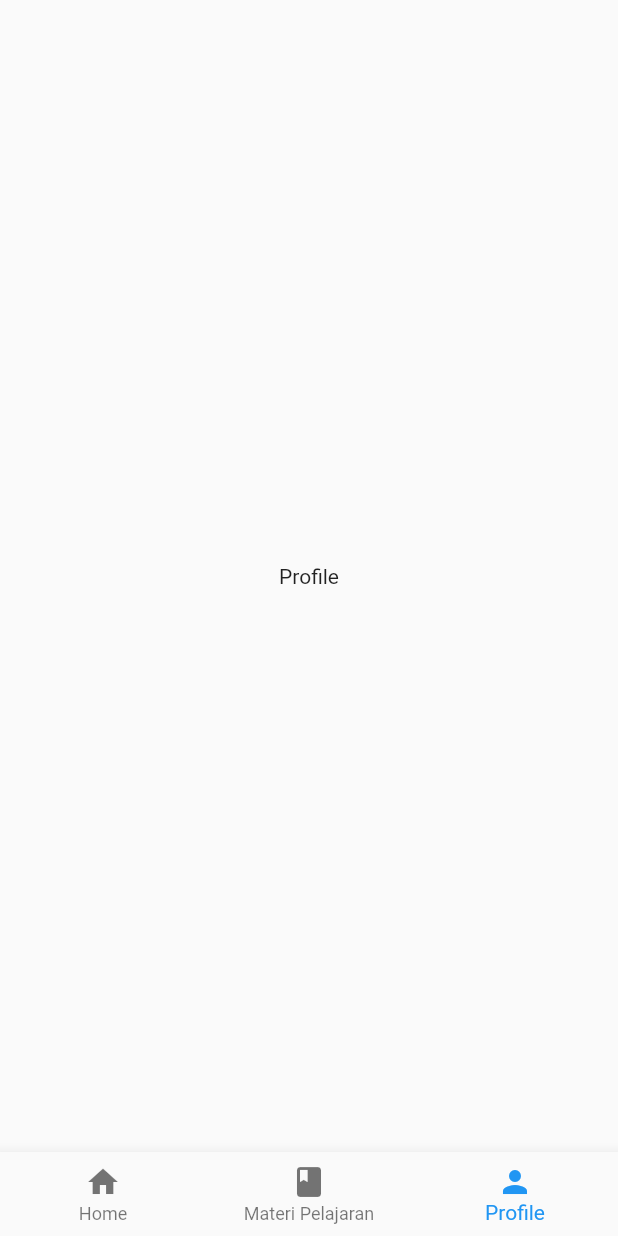
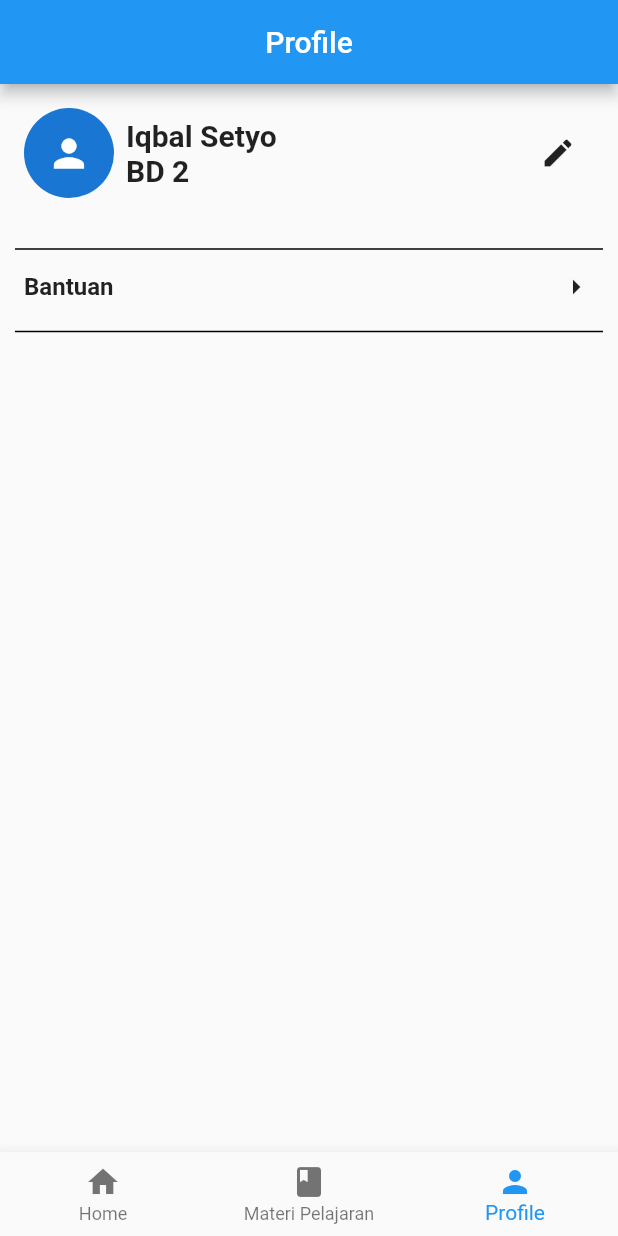
Before and after one commit to IrvanWijayaSardam/PencatatanTugas, a Flutter app: the Home screen opened directly, item 3 of the bottom bar chosen, on a phone screen of 412 x 824 dp. Run offline on Flutter 3.47's test engine with Material 2 defaults, Android fonts, the phone set to English and light mode, and no system bars.

Commit message:
add bantuan

```diff
--- a/lib/main.dart
+++ b/lib/main.dart
@@ -1,6 +1,5 @@
 import 'package:flutter/material.dart';
-
-import 'screen/home.dart';
+import 'package:pencacatantugas/screen/login.dart';
 
 void main() {
   runApp(MainApp());
@@ -12,7 +11,7 @@ class MainApp extends StatelessWidget {
   @override
   Widget build(BuildContext context) {
     return MaterialApp(
-      home: Home(),
+      home: LoginScreen(),
     );
   }
 }
--- a/lib/screen/home.dart
+++ b/lib/screen/home.dart
@@ -1,6 +1,7 @@
 import 'package:flutter/material.dart';
 import 'package:pencacatantugas/models/materipelajaran.dart';
 import 'package:pencacatantugas/screen/matapelajaran.dart';
+import 'package:pencacatantugas/screen/profile.dart';
 import '../models/tugas.dart';
 import './tugasharian.dart';
 
@@ -31,7 +32,7 @@ class _HomeState extends State<Home> {
     tabs = [
       TugasHarian(listTugas: _listTugas.toList()),
       CatatanMateri(listPelajaran: _listMataPelajaran.toList()),
-      Center(child: Text('Profile')),
+      ProfileScreen()
     ];
 
     super.initState();
--- /dev/null
+++ b/lib/screen/profile.dart
@@ -0,0 +1,149 @@
+import 'package:flutter/material.dart';
+
+class ProfileScreen extends StatefulWidget {
+  const ProfileScreen({Key? key}) : super(key: key);
+
+  @override
+  _ProfileScreenState createState() => _ProfileScreenState();
+}
+
+class _ProfileScreenState extends State<ProfileScreen> {
+  void _showHelpBottomSheet() {
+    showModalBottomSheet(
+      context: context,
+      builder: (BuildContext context) {
+        return Container(
+          padding: EdgeInsets.all(16),
+          child: Column(
+            crossAxisAlignment: CrossAxisAlignment.start,
+            mainAxisSize: MainAxisSize.min,
+            children: [
+              Text(
+                "1. App ini digunakan untuk mencatat tugas dan catatan harian",
+                style: TextStyle(fontSize: 16),
+              ),
+              SizedBox(height: 8),
+              Text(
+                "2. Pada fitur Tugas Harian, anda dapat menambahkan tugas, mengedit, menghapus, dan menandai tugas",
+                style: TextStyle(fontSize: 16),
+              ),
+              SizedBox(height: 8),
+              Text(
+                "3. Pada fitur Mata Pelajaran, anda dapat mencatat materi pelajaran yang ada",
+                style: TextStyle(fontSize: 16),
+              ),
+            ],
+          ),
+        );
+      },
+    );
+  }
+
+  @override
+  Widget build(BuildContext context) {
+    return Scaffold(
+      appBar: AppBar(
+        title: Text('Profile'),
+        centerTitle: true,
+      ),
+      body: Column(
+        crossAxisAlignment: CrossAxisAlignment.start,
+        children: [
+          SizedBox(height: 16),
+          Padding(
+            padding: const EdgeInsets.symmetric(horizontal: 16),
+            child: Row(
+              children: [
+                Expanded(
+                  child: Column(
+                    crossAxisAlignment: CrossAxisAlignment.start,
+                    children: [
+                      Row(
+                        children: [
+                          CircleAvatar(
+                            radius: 30,
+                            child: Icon(Icons.person, size: 30),
+                          ),
+                          SizedBox(width: 8),
+                          Column(
+                            crossAxisAlignment: CrossAxisAlignment.start,
+                            children: [
+                              Text(
+                                'Iqbal Setyo',
+                                style: TextStyle(
+                                  fontSize: 20,
+                                  fontWeight: FontWeight.bold,
+                                ),
+                                textAlign: TextAlign.left,
+                              ),
+                              Text(
+                                'BD 2',
+                                style: TextStyle(
+                                  fontSize: 20,
+                                  fontWeight: FontWeight.bold,
+                                ),
+                                textAlign: TextAlign.left,
+                              ),
+                            ],
+                          ),
+                        ],
+                      ),
+                    ],
+                  ),
+                ),
+                IconButton(
+                  onPressed: () {
+                    // Handle edit button click
+                  },
+                  icon: Icon(Icons.edit),
+                ),
+              ],
+            ),
+          ),
+          SizedBox(height: 16),
+          GestureDetector(
+            onTap: () {
+              _showHelpBottomSheet();
+            },
+            child: Column(
+              children: [
+                Padding(
+                  padding:
+                      const EdgeInsets.only(left: 10.0, right: 10.0, top: 10.0),
+                  child: Divider(
+                    thickness: 1,
+                    color: Colors.black,
+                  ),
+                ),
+                Padding(
+                  padding: const EdgeInsets.fromLTRB(16, 5, 16, 0),
+                  child: Row(
+                    children: [
+                      Text(
+                        'Bantuan',
+                        style: TextStyle(
+                          fontSize: 16,
+                          fontWeight: FontWeight.bold,
+                        ),
+                      ),
+                      Spacer(),
+                      Icon(Icons.arrow_right),
+                    ],
+                  ),
+                ),
+                Padding(
+                  padding:
+                      const EdgeInsets.only(left: 10.0, right: 10.0, top: 10.0),
+                  child: Divider(
+                    thickness: 1,
+                    color: Colors.black,
+                  ),
+                ),
+              ],
+            ),
+          ),
+        ],
+      ),
+    );
+  }
+}
```
Also changed, not shown: lib/screen/login.dart (added, +68 -0 lines).
